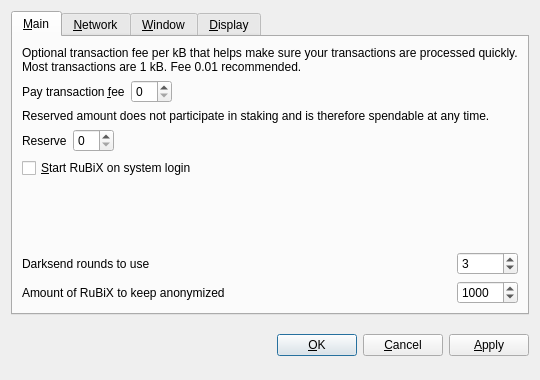
First picture: the form in src/qt/forms/optionsdialog.ui, repository ajeef/Rubix, before the edit.
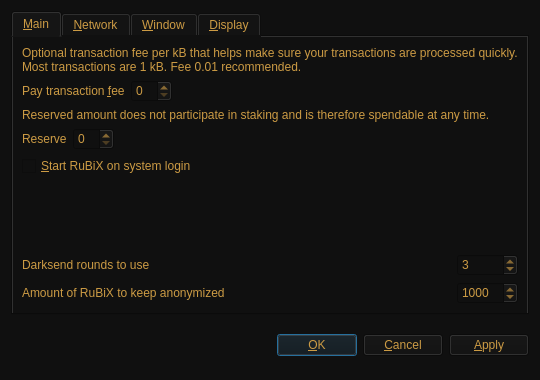
Second picture: the form after the edit. Custom widgets are drawn as their Qt base class.

The edit to the form file:
```diff
--- a/src/qt/forms/optionsdialog.ui
+++ b/src/qt/forms/optionsdialog.ui
@@ -13,6 +13,10 @@
   <property name="windowTitle">
    <string>Options</string>
   </property>
+  <property name="styleSheet">
+   <string notr="true">color: rgb(204, 155, 68);
+background-color: rgb(16, 16, 16);</string>
+  </property>
   <property name="modal">
    <bool>true</bool>
   </property>
```
